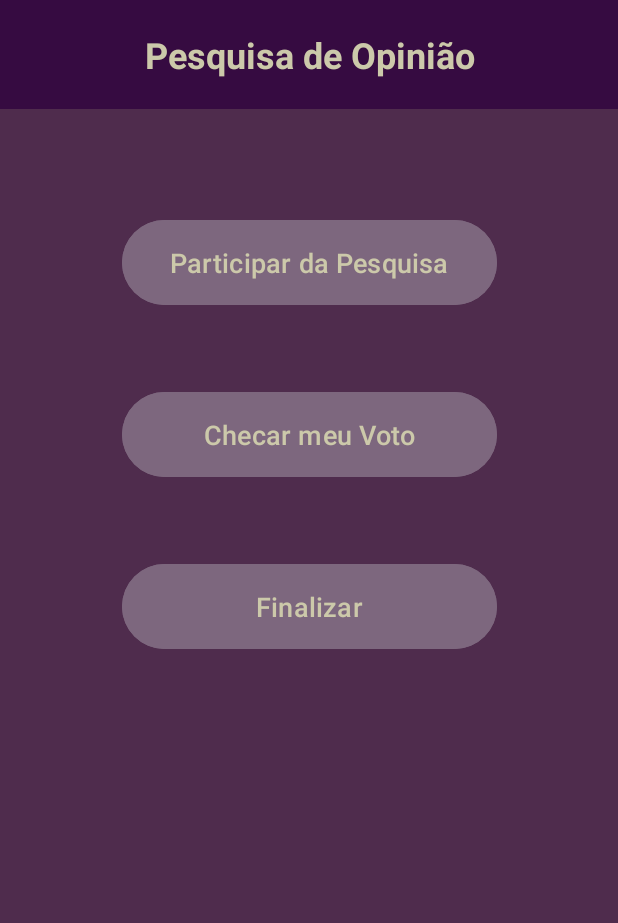
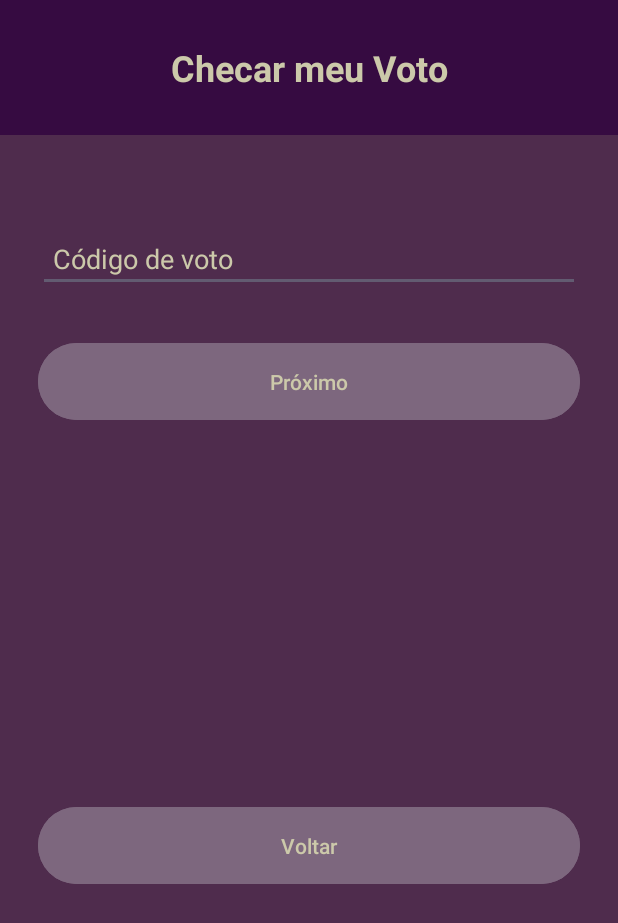
Before and after one commit to guilhermefragiacomo/dmo1_sistema_de_votos, an Android app: the screen it shows after launch (MainActivity before the commit, CheckVoteActivity after it), after a tap on "Checar meu Voto", on a phone screen of 412 x 824 dp. Shown: the top 923 px of the screen. Run offline under Robolectric (Android 15) with nearby library versions, the phone set to English and light mode, and no system bars.

Commit message:
check vote working

```diff
--- a/app/src/main/AndroidManifest.xml
+++ b/app/src/main/AndroidManifest.xml
@@ -26,7 +26,7 @@
             android:exported="true">
         </activity>
         <activity
-            android:name=".ui.view.CodeActivity"
+            android:name=".ui.view.CheckVoteActivity"
             android:exported="true">
         </activity>
     </application>
--- a/app/src/main/java/br/ifsp/edu/dmo1/sistema_de_votos/data/dataBase/EstudanteDao.kt
+++ b/app/src/main/java/br/ifsp/edu/dmo1/sistema_de_votos/data/dataBase/EstudanteDao.kt
@@ -1,6 +1,7 @@
 package br.ifsp.edu.dmo1.sistema_de_votos
 
 import android.content.ContentValues
+import br.ifsp.edu.dmo1.sistema_de_votos.model.Estudante
 
 // Classe DAO para manipular os dados da tabela "estudante"
 class EstudanteDao(private val dbHelper: DatabaseHelper) {
--- a/app/src/main/java/br/ifsp/edu/dmo1/sistema_de_votos/data/dataBase/VotoDao.kt
+++ b/app/src/main/java/br/ifsp/edu/dmo1/sistema_de_votos/data/dataBase/VotoDao.kt
@@ -1,6 +1,7 @@
 package br.ifsp.edu.dmo1.sistema_de_votos
 
 import android.content.ContentValues
+import br.ifsp.edu.dmo1.sistema_de_votos.model.Voto
 
 // Classe DAO para manipular os dados da tabela "voto"
 class VotoDao(private val dbHelper: DatabaseHelper) {
--- a/app/src/main/java/br/ifsp/edu/dmo1/sistema_de_votos/ui/view/CheckVoteActivity.kt
+++ b/app/src/main/java/br/ifsp/edu/dmo1/sistema_de_votos/ui/view/CheckVoteActivity.kt
@@ -1,4 +1,64 @@
 package br.ifsp.edu.dmo1.sistema_de_votos.ui.view
 
-class CheckVoteActivity {
+import android.content.Intent
+import android.os.Bundle
+import android.widget.Button
+import android.widget.EditText
+import android.widget.TextView
+import android.widget.Toast
+import androidx.appcompat.app.AppCompatActivity
+import androidx.lifecycle.ViewModelProvider
+import br.ifsp.edu.dmo1.sistema_de_votos.R
+import br.ifsp.edu.dmo1.sistema_de_votos.ui.viewmodel.CheckVoteViewModel
+
+class CheckVoteActivity: AppCompatActivity() {
+    private lateinit var viewModel : CheckVoteViewModel;
+
+    // Função chamada quando a activity é criada
+    override fun onCreate(savedInstanceState: Bundle?) {
+        super.onCreate(savedInstanceState)
+        setContentView(R.layout.activity_check_vote) // Define o layout da activity
+
+        viewModel = ViewModelProvider(this)[CheckVoteViewModel::class.java]
+
+        val etCode = findViewById<EditText>(R.id.etCode);
+        val btnNext = findViewById<Button>(R.id.btnNext);
+        val btnBack = findViewById<Button>(R.id.btnBack);
+        val tvResult = findViewById<TextView>(R.id.tvResult);
+
+        btnBack.setOnClickListener {
+            val intent = Intent(this, MainActivity::class.java).apply {
+                flags = Intent.FLAG_ACTIVITY_NEW_TASK or Intent.FLAG_ACTIVITY_CLEAR_TASK
+            }
+            startActivity(intent)  // Volta para a tela principal
+            finish()
+        }
+
+        btnNext.setOnClickListener {
+            val codigo = etCode.text.toString().trim();
+
+            if (codigo.isEmpty()) {
+                Toast.makeText(this, getString(R.string.fill_all_fields), Toast.LENGTH_SHORT).show()
+            } else {
+                try {
+                    val voto = viewModel.getVoteByCode(codigo);
+
+                    if (voto != null) {
+                        val str = when (voto.valor) {
+                            0 -> getString(R.string.bad);
+                            1 -> getString(R.string.regular);
+                            2 -> getString(R.string.good);
+                            3 -> getString(R.string.great);
+                            else -> getString(R.string.havent_voted_yet)
+                        }
+                        tvResult.setText("Seu voto foi: " + str);
+                    } else {
+                        tvResult.setText(getString(R.string.havent_voted_yet));
+                    }
+                } catch (e : Exception) {
+                    System.out.println(e);
+                }
+            }
+        }
+    }
 }
--- /dev/null
+++ b/app/src/main/java/br/ifsp/edu/dmo1/sistema_de_votos/ui/viewmodel/CheckVoteViewModel.kt
@@ -0,0 +1,37 @@
+package br.ifsp.edu.dmo1.sistema_de_votos.ui.viewmodel
+
+import android.app.Application
+import androidx.lifecycle.AndroidViewModel
+import androidx.lifecycle.LiveData
+import androidx.lifecycle.MutableLiveData
+import br.ifsp.edu.dmo1.sistema_de_votos.EstudanteRepository
+import br.ifsp.edu.dmo1.sistema_de_votos.VotoRepository
+import br.ifsp.edu.dmo1.sistema_de_votos.model.Estudante
+import br.ifsp.edu.dmo1.sistema_de_votos.model.Voto
+
+class CheckVoteViewModel(application: Application) : AndroidViewModel(application) {
+    // Repositórios responsáveis pela interação com os dados no banco
+    private lateinit var voto_repository: VotoRepository
+
+    // LiveData para armazenar e observar as listas de Votos
+    private val _voto = MutableLiveData<List<Voto>>()
+
+    // Acessores públicos para os LiveData (para observação pela UI)
+    val voto: LiveData<List<Voto>> get() = _voto
+
+    // Função privada que carrega todos os Votos
+    private fun load() {
+        _voto.value = voto_repository.getAllVotos()  // Atualiza a lista de Votos
+    }
+
+    // Inicializa os repositórios e carrega os dados
+    init {
+        voto_repository = VotoRepository(application)  // Inicializa o repositório de Votos
+        load()  // Carrega os dados iniciais
+    }
+
+    // Função para buscar um Estudante pelo prontuário
+    fun getVoteByCode(code: String): Voto? {
+        return voto_repository.getVotoByCodigo(code)  // Retorna o Voto com o Código fornecido
+    }
+}
--- /dev/null
+++ b/app/src/main/res/layout/activity_check_vote.xml
@@ -0,0 +1,80 @@
+<?xml version="1.0" encoding="utf-8"?>
+<androidx.constraintlayout.widget.ConstraintLayout xmlns:android="http://schemas.android.com/apk/res/android"
+    xmlns:app="http://schemas.android.com/apk/res-auto"
+    xmlns:tools="http://schemas.android.com/tools"
+    android:layout_width="match_parent"
+    android:layout_height="match_parent"
+    android:background="@color/color2"
+    tools:context="ui.view.ParticipateActivity">
+
+    <TextView
+        android:id="@+id/tvTitle"
+        android:layout_width="0dp"
+        android:layout_height="90dp"
+        android:gravity="center"
+        android:text="@string/check_vote"
+        android:background="@color/color1"
+        android:textColor="@color/color3"
+        android:textSize="24sp"
+        android:textStyle="bold"
+        app:layout_constraintTop_toTopOf="parent"
+        app:layout_constraintStart_toStartOf="parent"
+        app:layout_constraintEnd_toEndOf="parent" />
+
+    <EditText
+        android:id="@+id/etCode"
+        android:layout_width="0dp"
+        android:layout_height="wrap_content"
+        android:hint="@string/vote_code"
+        android:textColor="@color/color3"
+        android:textColorHint="@color/color3"
+        android:inputType="text"
+        android:layout_marginHorizontal="25dp"
+        android:layout_marginTop="60dp"
+        app:layout_constraintTop_toBottomOf="@id/tvTitle"
+        app:layout_constraintStart_toStartOf="parent"
+        app:layout_constraintEnd_toEndOf="parent"
+        android:padding="10dp" />
+
+    <Button
+        android:id="@+id/btnNext"
+        android:layout_width="0dp"
+        android:layout_height="wrap_content"
+        android:text="@string/next"
+        android:textColor="@color/color3"
+        android:layout_marginTop="30dp"
+        android:layout_marginHorizontal="25dp"
+        app:layout_constraintTop_toBottomOf="@id/etCode"
+        app:layout_constraintStart_toStartOf="parent"
+        app:layout_constraintEnd_toEndOf="parent"
+        android:padding="16dp"
+        android:backgroundTint="@color/color4" />
+
+    <TextView
+        android:id="@+id/tvResult"
+        android:layout_width="0dp"
+        android:layout_height="90dp"
+        android:gravity="center"
+        android:textColor="@color/color3"
+        android:textSize="20sp"
+        android:textStyle="bold"
+        android:layout_marginTop="80dp"
+        app:layout_constraintTop_toBottomOf="@+id/btnNext"
+        app:layout_constraintStart_toStartOf="parent"
+        app:layout_constraintEnd_toEndOf="parent" />
+
+    <Button
+        android:id="@+id/btnBack"
+        android:layout_width="0dp"
+        android:layout_height="wrap_content"
+        android:text="@string/back"
+        android:textColor="@color/color3"
+        android:layout_marginTop="80dp"
+        android:layout_marginHorizontal="25dp"
+        app:layout_constraintTop_toBottomOf="@+id/tvResult"
+        app:layout_constraintStart_toStartOf="parent"
+        app:layout_constraintEnd_toEndOf="parent"
+        android:padding="16dp"
+        android:backgroundTint="@color/color4" />
+
+</androidx.constraintlayout.widget.ConstraintLayout>
--- a/app/src/main/res/values/strings.xml
+++ b/app/src/main/res/values/strings.xml
@@ -19,4 +19,6 @@
     <string name="vote_code">Código de voto</string>
     <string name="back">Voltar</string>
     <string name="code_copyied">Código de voto copiado</string>
+    <string name="next">Próximo</string>
+    <string name="havent_voted_yet">Você ainda não votou</string>
 </resources>
```
Also changed, not shown: app/src/main/java/br/ifsp/edu/dmo1/sistema_de_votos/ui/view/ParticipateActivity.kt (+17 -3 lines), 3 other files.
